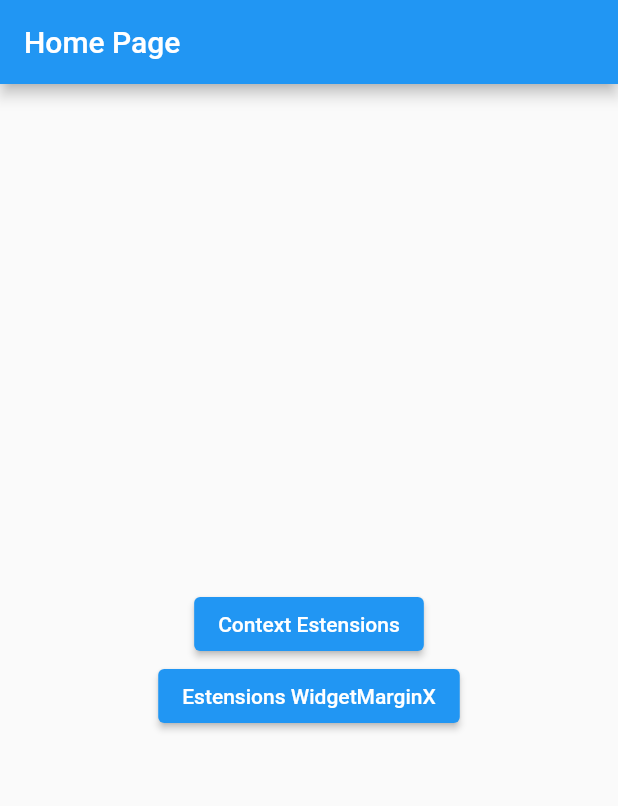
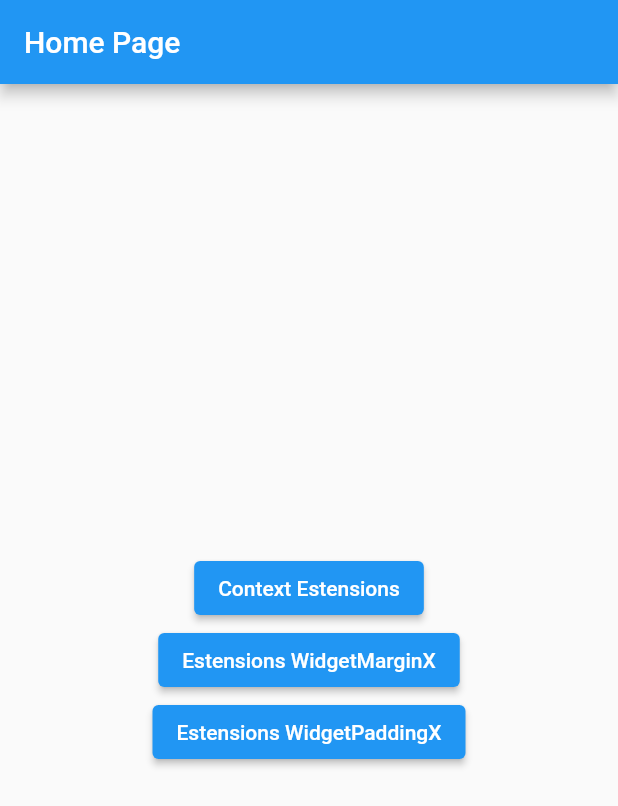
Before and after one commit to wahlfernando/get_ui_utils, a Flutter app: the screen it shows after launch, on a phone screen of 412 x 824 dp. Shown: the top 806 px of the screen. Run offline on Flutter 3.47's test engine with Material 2 defaults, Android fonts, the light colour scheme and no system bars; our stand-ins replace get.

Commit message:
Inclusão do widget_padding_x_page - outra boa possibildiade usando o GetX

```diff
--- a/lib/main.dart
+++ b/lib/main.dart
@@ -3,6 +3,7 @@ import 'package:get/get.dart';
 import 'package:get_ui_utils/context_ext_page/context_ext_page.dart';
 import 'package:get_ui_utils/pages/home_page.dart';
 import 'package:get_ui_utils/widget_margin_x/widget_margin_x_page.dart';
+import 'package:get_ui_utils/widget_padding_x/widget_padding_x_page.dart';
 
 void main() {
   runApp(const MyApp());
@@ -32,6 +33,11 @@ class MyApp extends StatelessWidget {
           name: '/widget_margin_x_page',
           page: () => const WidgetMarginXPage(),
         ),
+        GetPage(
+          name: '/widget_padding_x_page',
+          page: () => const WidgetPaddingXPage(),
+        ),
+
       ],
     );
   }
--- a/lib/pages/home_page.dart
+++ b/lib/pages/home_page.dart
@@ -26,6 +26,12 @@ class HomePage extends StatelessWidget {
               },
               child: const Text('Estensions WidgetMarginX'),
             ),
+            ElevatedButton(
+              onPressed: () {
+                Get.toNamed('widget_padding_x_page');
+              },
+              child: const Text('Estensions WidgetPaddingX'),
+            ),
 
           ],
         ),
```
Also changed, not shown: lib/widget_padding_x/widget_padding_x_page.dart (added, +23 -0 lines).
